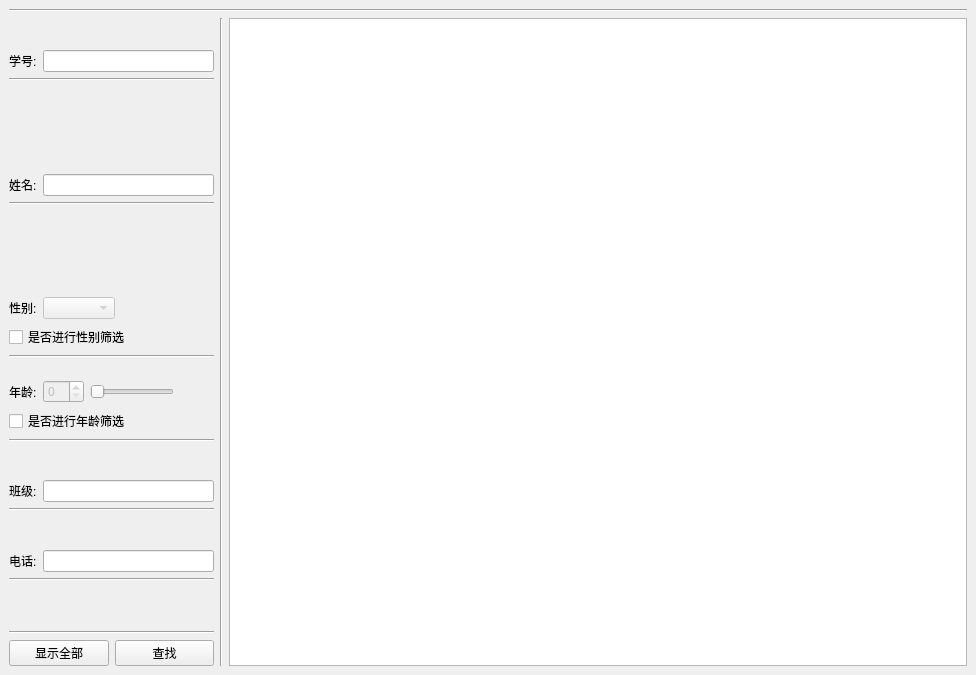
Old version of the form mainwindow.ui in the repository fbdcv/StudentManager.
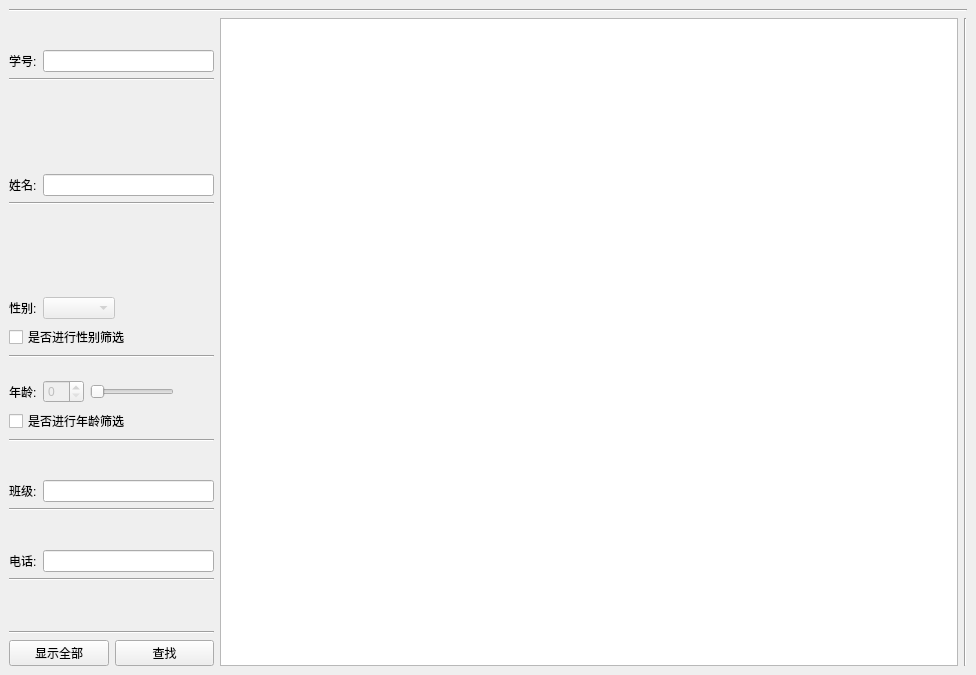
New version of the form.

Diff of the .ui file:
```diff
--- a/mainwindow.ui
+++ b/mainwindow.ui
@@ -98,6 +98,9 @@
     </item>
     <item row="1" column="2" rowspan="25">
      <layout class="QHBoxLayout" name="horizontalLayout">
+      <item>
+       <widget class="QTableView" name="tableView"/>
+      </item>
       <item>
        <widget class="Line" name="line">
         <property name="orientation">
@@ -105,9 +108,6 @@
         </property>
        </widget>
       </item>
-      <item>
-       <widget class="QTextBrowser" name="textBrowser"/>
-      </item>
      </layout>
     </item>
     <item row="9" column="0" colspan="2">
```
